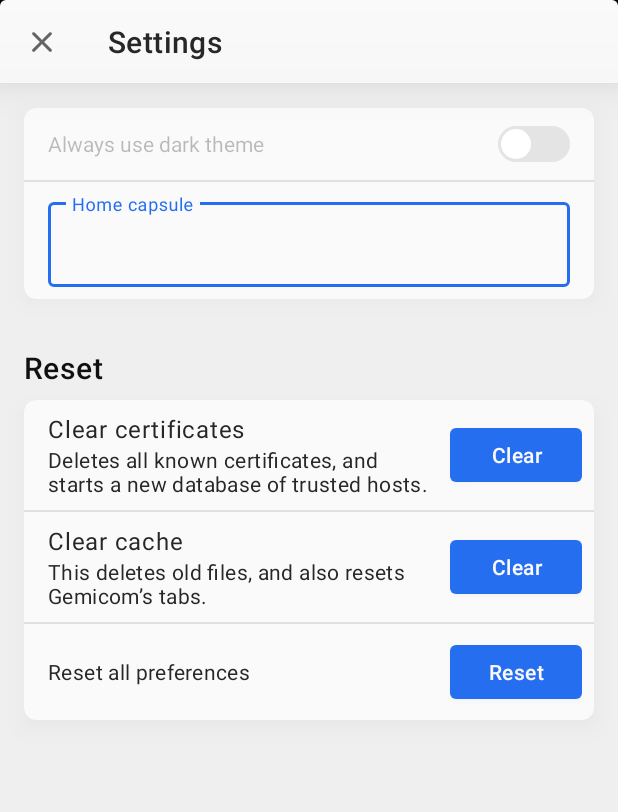
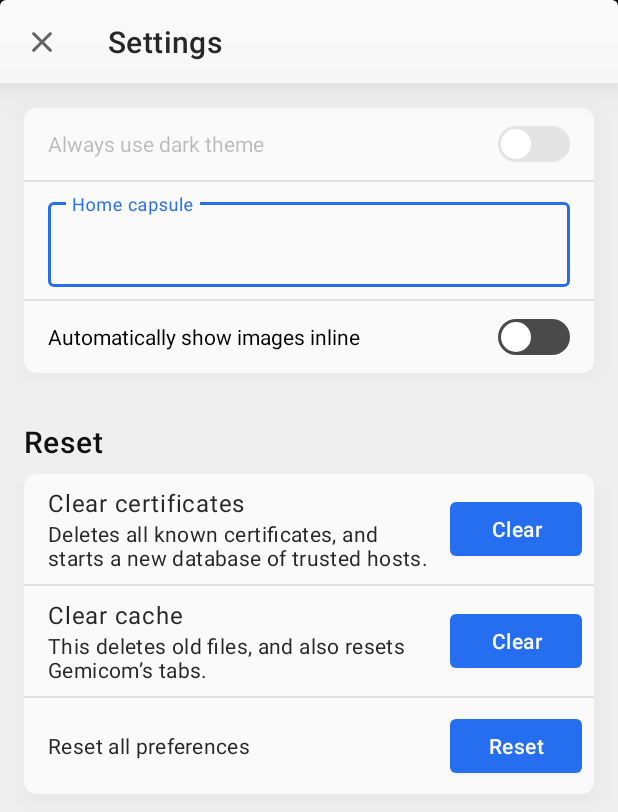
Before and after one commit to Eroica/Capsule, an Android app: the fragment SettingsFragment placed in its activity, on a phone screen of 412 x 824 dp. Shown: the top 812 px of the screen. Run offline under Robolectric (Android 15) with nearby library versions, the phone set to English and light mode, and no system bars; libraries missing offline, so code that uses them is left out: io.github.oshai.kotlinlogging, org.kodein.di; 21 statements that could not run were skipped.

Commit message:
android: Add setting for showing images inline

```diff
--- a/android/app/src/main/kotlin/app/gemicom/fragments/SettingsFragment.kt
+++ b/android/app/src/main/kotlin/app/gemicom/fragments/SettingsFragment.kt
@@ -29,6 +29,7 @@ class SettingsFragment : Fragment(R.layout.fragment_settings) {
 
     private lateinit var darkThemeSwitch: () -> SwitchCompat
     private lateinit var homeField: () -> EditText
+    private lateinit var showImagesSwitch: () -> SwitchCompat
     private lateinit var clearCertificatesButton: () -> Button
     private lateinit var clearCacheButton: () -> Button
     private lateinit var resetAllButton: () -> Button
@@ -50,6 +51,7 @@ class SettingsFragment : Fragment(R.layout.fragment_settings) {
 
         darkThemeSwitch = viewRefs.bind(view, R.id.darkThemeSwitch)
         homeField = viewRefs.bind(view, R.id.homeCapsule)
+        showImagesSwitch = viewRefs.bind(view, R.id.alwaysShowImagesSwitch)
         clearCertificatesButton = viewRefs.bind(view, R.id.buttonClearCertificates)
         clearCacheButton = viewRefs.bind(view, R.id.buttonClearCache)
         resetAllButton = viewRefs.bind(view, R.id.buttonResetAll)
@@ -84,11 +86,19 @@ class SettingsFragment : Fragment(R.layout.fragment_settings) {
                 homeField().setText(it)
             }
         }
+        viewModel.isShowInline.observe(viewLifecycleOwner) { isShowInline ->
+            if (showImagesSwitch().isChecked != isShowInline) {
+                showImagesSwitch().isChecked = isShowInline
+            }
+        }
     }
 
     private fun setupListeners() {
         darkThemeSwitch().setOnCheckedChangeListener { _, isChecked ->
             lifecycleScope.launch { viewModel.setDarkTheme(isChecked) }
+        }
+        showImagesSwitch().setOnCheckedChangeListener { _, isChecked ->
+            lifecycleScope.launch { viewModel.setShowImagesInline(isChecked) }
         }
         clearCertificatesButton().onClickLaunch(viewLifecycleOwner.lifecycleScope) {
             viewModel.clearCertificates()
--- a/android/app/src/main/kotlin/app/gemicom/views/models/SettingsViewModel.kt
+++ b/android/app/src/main/kotlin/app/gemicom/views/models/SettingsViewModel.kt
@@ -32,9 +32,13 @@ class SettingsViewModel : ViewModel(), DIGlobalAware {
     private val _home = MutableLiveData<String>()
     val home: LiveData<String> = _home
 
+    private val _isShowInline = MutableLiveData<Boolean>()
+    val isShowInline: LiveData<Boolean> = _isShowInline
+
     val initialization: Job = viewModelScope.launch(Dispatcher) {
         _isDarkTheme.postValue(AppSettings.isDarkTheme)
         _home.postValue(AppSettings.home)
+        _isShowInline.postValue(AppSettings.isShowImagesInline)
     }
 
     suspend fun setDarkTheme(isDark: Boolean) = withContext(Writer) {
@@ -43,6 +47,10 @@ class SettingsViewModel : ViewModel(), DIGlobalAware {
 
     suspend fun setHome(home: String) = withContext(Writer) {
         AppSettings.home = home
+    }
+
+    suspend fun setShowImagesInline(isShowInline: Boolean) = withContext(Writer) {
+        AppSettings.isShowImagesInline = isShowInline
     }
 
     suspend fun clearCertificates() = withContext(Writer) {
@@ -60,5 +68,6 @@ class SettingsViewModel : ViewModel(), DIGlobalAware {
         AppSettings.clear()
         _home.postValue("")
         _isDarkTheme.postValue(false)
+        _isShowInline.postValue(false)
     }
 }
--- a/android/app/src/main/res/layout/fragment_settings.xml
+++ b/android/app/src/main/res/layout/fragment_settings.xml
@@ -1,6 +1,5 @@
 <?xml version="1.0" encoding="utf-8"?>
-<androidx.coordinatorlayout.widget.CoordinatorLayout
-	xmlns:android="http://schemas.android.com/apk/res/android"
+<androidx.coordinatorlayout.widget.CoordinatorLayout xmlns:android="http://schemas.android.com/apk/res/android"
 	xmlns:app="http://schemas.android.com/apk/res-auto"
 	xmlns:tools="http://schemas.android.com/tools"
 	android:layout_width="match_parent"
@@ -17,7 +16,7 @@
 			android:layout_width="match_parent"
 			android:layout_height="?actionBarSize"
 			app:navigationIcon="@drawable/close_24px"
-			app:title="@string/fragment_settings_toolbar"/>
+			app:title="@string/fragment_settings_toolbar" />
 	</com.google.android.material.appbar.AppBarLayout>
 
 	<androidx.core.widget.NestedScrollView
@@ -53,11 +52,11 @@
 						android:layout_width="match_parent"
 						android:layout_height="wrap_content"
 						android:enabled="false"
-						android:text="@string/settings_switch_dark_theme"/>
+						android:text="@string/settings_switch_dark_theme" />
 
 					<com.google.android.material.divider.MaterialDivider
 						android:layout_width="match_parent"
-						android:layout_height="wrap_content"/>
+						android:layout_height="wrap_content" />
 
 					<com.google.android.material.textfield.TextInputLayout
 						style="@style/Widget.MaterialComponents.TextInputLayout.OutlinedBox"
@@ -72,9 +71,21 @@
 							android:layout_width="match_parent"
 							android:layout_height="wrap_content">
 
-							<requestFocus/>
+							<requestFocus />
 						</com.google.android.material.textfield.TextInputEditText>
 					</com.google.android.material.textfield.TextInputLayout>
+
+					<com.google.android.material.divider.MaterialDivider
+						android:layout_width="match_parent"
+						android:layout_height="wrap_content" />
+
+					<com.google.android.material.switchmaterial.SwitchMaterial
+						android:id="@+id/alwaysShowImagesSwitch"
+						android:layout_marginStart="16dp"
+						android:layout_marginEnd="16dp"
+						android:layout_width="match_parent"
+						android:layout_height="wrap_content"
+						android:text="@string/settings_switch_always_show_images" />
 				</LinearLayout>
 			</com.google.android.material.card.MaterialCardView>
 
@@ -84,7 +95,7 @@
 				android:text="@string/settings_title_reset"
 				android:layout_marginTop="16dp"
 				android:layout_marginHorizontal="16dp"
-				android:textAppearance="?textAppearanceHeadline6"/>
+				android:textAppearance="?textAppearanceHeadline6" />
 
 			<com.google.android.material.card.MaterialCardView
 				android:layout_width="match_parent"
@@ -120,25 +131,25 @@
 								android:layout_width="match_parent"
 								android:layout_height="wrap_content"
 								android:textAppearance="?textAppearanceBody1"
-								android:text="@string/settings_clear_certificates_title"/>
+								android:text="@string/settings_clear_certificates_title" />
 
 							<TextView
 								android:layout_width="match_parent"
 								android:layout_height="wrap_content"
 								android:textAppearance="?textAppearanceBody2"
-								android:text="@string/settings_clear_certificates_explanation"/>
+								android:text="@string/settings_clear_certificates_explanation" />
 						</LinearLayout>
 
 						<Button
 							android:id="@+id/buttonClearCertificates"
 							android:layout_width="wrap_content"
 							android:layout_height="wrap_content"
-							android:text="@string/settings_button_clear"/>
+							android:text="@string/settings_button_clear" />
 					</LinearLayout>
 
 					<com.google.android.material.divider.MaterialDivider
 						android:layout_width="match_parent"
-						android:layout_height="wrap_content"/>
+						android:layout_height="wrap_content" />
 
 					<LinearLayout
 						android:layout_width="match_parent"
@@ -160,25 +171,25 @@
 								android:layout_width="match_parent"
 								android:layout_height="wrap_content"
 								android:textAppearance="?textAppearanceBody1"
-								android:text="@string/settings_clear_cache_title"/>
+								android:text="@string/settings_clear_cache_title" />
 
 							<TextView
 								android:layout_width="match_parent"
 								android:layout_height="wrap_content"
 								android:textAppearance="?textAppearanceBody2"
-								android:text="@string/settings_clear_cache_explanation"/>
+								android:text="@string/settings_clear_cache_explanation" />
 						</LinearLayout>
 
 						<Button
 							android:id="@+id/buttonClearCache"
 							android:layout_width="wrap_content"
 							android:layout_height="wrap_content"
-							android:text="@string/settings_button_clear"/>
+							android:text="@string/settings_button_clear" />
 					</LinearLayout>
 
 					<com.google.android.material.divider.MaterialDivider
 						android:layout_width="match_parent"
-						android:layout_height="wrap_content"/>
+						android:layout_height="wrap_content" />
 
 					<LinearLayout
 						android:layout_width="match_parent"
@@ -194,13 +205,13 @@
 							android:layout_height="wrap_content"
 							android:layout_weight="1"
 							android:text="@string/settings_reset_all_explanation"
-							android:paddingHorizontal="8dp"/>
+							android:paddingHorizontal="8dp" />
 
 						<Button
 							android:id="@+id/buttonResetAll"
 							android:layout_width="wrap_content"
 							android:layout_height="wrap_content"
-							android:text="@string/settings_button_reset"/>
+							android:text="@string/settings_button_reset" />
 					</LinearLayout>
 				</LinearLayout>
 			</com.google.android.material.card.MaterialCardView>
--- a/android/app/src/main/res/values/strings.xml
+++ b/android/app/src/main/res/values/strings.xml
@@ -54,6 +54,7 @@
 	<string name="fragment_settings_toolbar">Settings</string>
 	<string name="settings_switch_dark_theme">Always use dark theme</string>
 	<string name="settings_hint_home_capsule">Home capsule</string>
+	<string name="settings_switch_always_show_images">Automatically show images inline</string>
 	<string name="settings_title_reset">Reset</string>
 	<string name="settings_clear_certificates_title">Clear certificates</string>
 	<string name="settings_clear_certificates_explanation">Deletes all known certificates, and starts a new database of trusted hosts.</string>
```
